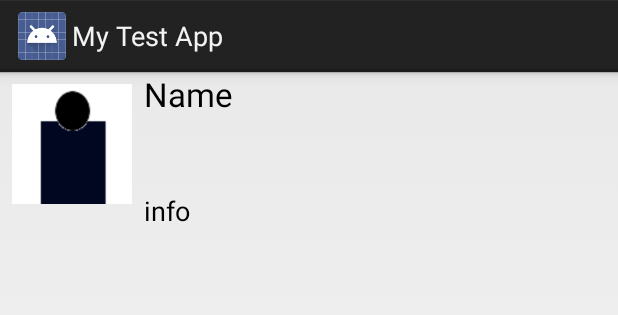
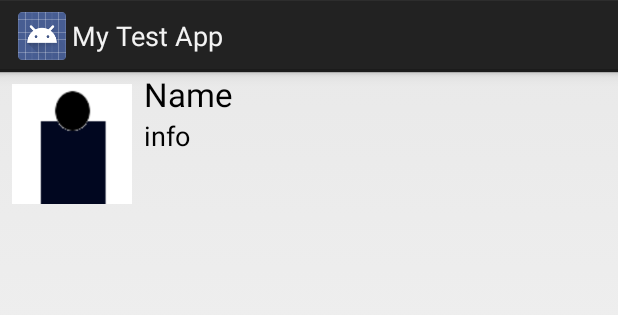
Before and after one commit to Victory/clicker-me-android, an Android app: the layout lisful_layout.xml on its own in the app's theme, with its tools: preview values and no code run, on a phone screen of 412 x 824 dp. Shown: the top 315 px of the screen. Run offline under Robolectric (Android 15) with nearby library versions, the phone set to English and light mode, and no system bars.

Commit message:
some layout tweaks

```diff
--- a/app/src/main/java/victory/sandbox/mytestapp/MyActivity.java
+++ b/app/src/main/java/victory/sandbox/mytestapp/MyActivity.java
@@ -152,8 +152,8 @@ public class MyActivity extends Activity {
             TextView info = (TextView) view.findViewById(R.id.listfulInfo);
             ImageView img = (ImageView) view.findViewById(R.id.infoImg);
             img.setImageURI(currentItem.getImgUri());
-            name.setText("Your Name: " + currentItem.getName());
-            info.setText("Your info: " + currentItem.getInfo());
+            name.setText(currentItem.getName());
+            info.setText(currentItem.getInfo());
 
             return view;
         }
--- a/app/src/main/res/layout/lisful_layout.xml
+++ b/app/src/main/res/layout/lisful_layout.xml
@@ -16,21 +16,24 @@
     <LinearLayout
         android:orientation="vertical"
         android:layout_width="fill_parent"
-        android:layout_height="fill_parent">
+        android:layout_height="fill_parent"
+        android:id="@+id/listfulContainer">
 
         <TextView
-            android:layout_width="205dp"
-            android:layout_height="80dp"
+            android:layout_width="match_parent"
+            android:layout_height="30dp"
             android:textAppearance="?android:attr/textAppearanceLarge"
             android:text="Name"
-            android:id="@+id/listfulName" />
+            android:id="@+id/listfulName"
+            android:layout_gravity="left" />
 
         <TextView
-            android:layout_width="204dp"
-            android:layout_height="32dp"
+            android:layout_width="match_parent"
+            android:layout_height="80dp"
             android:textAppearance="?android:attr/textAppearanceMedium"
             android:text="info"
-            android:id="@+id/listfulInfo" />
+            android:id="@+id/listfulInfo"
+            android:layout_gravity="left" />
     </LinearLayout>
 
 </LinearLayout>
```
